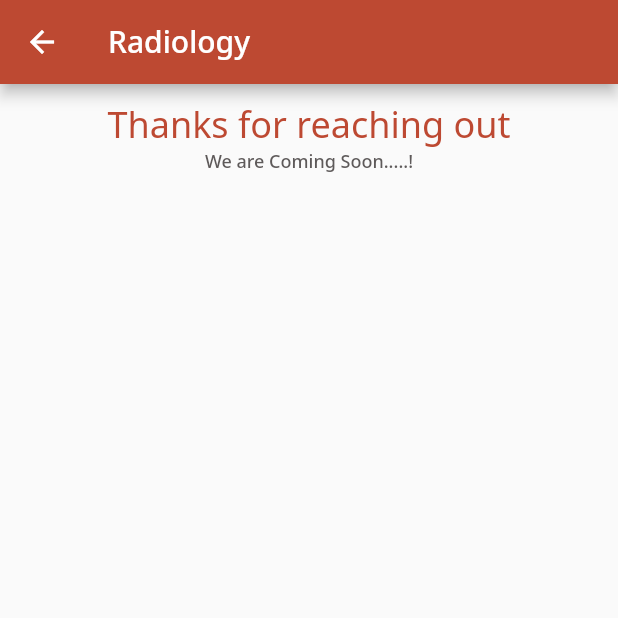
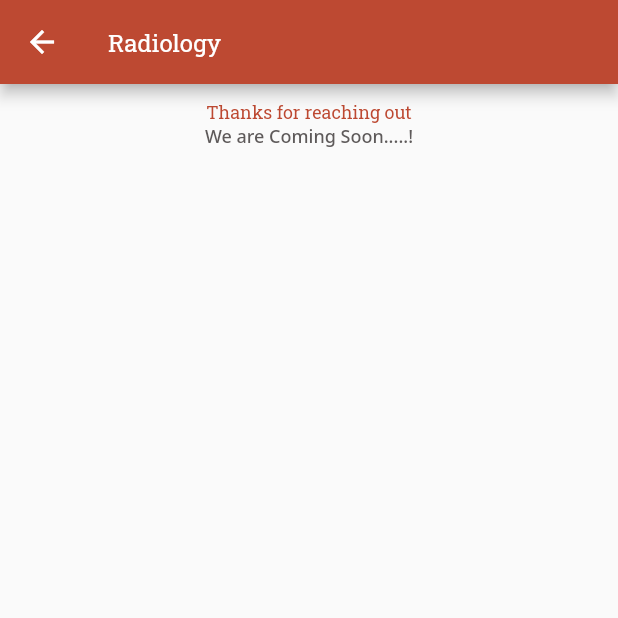
Before and after one commit to vineeth862/SampleApplication, a Flutter app: the DoctorConsultation screen opened directly, on a phone screen of 412 x 824 dp, the top half of it. Run offline on Flutter 3.47's test engine with Material 2 defaults, Android fonts, the phone set to English and light mode, and no system bars; our stand-ins replace badges, carousel_indicator, carousel_slider, cloud_firestore, firebase_auth, firebase_core and 12 more; missing offline and left inert: countries_flag, dart:ffi, open_street_map_search_and_pick, telephony; accounts and stored records are empty; network calls fail.

Commit message:
Font Sizes Changes Done

```diff
--- a/lib/src/screens/Home/doctor_consultation.dart/doctorConsultation.dart
+++ b/lib/src/screens/Home/doctor_consultation.dart/doctorConsultation.dart
@@ -7,7 +7,14 @@ class DoctorConsultation extends StatelessWidget {
   Widget build(BuildContext context) {
     return SafeArea(
         child: Scaffold(
-      appBar: AppBar(title: const Text("Radiology")),
+      appBar: AppBar(
+          title: Text(
+        "Radiology",
+        style: Theme.of(context)
+            .textTheme
+            .headlineMedium!
+            .copyWith(color: Theme.of(context).colorScheme.onPrimary),
+      )),
       body: Column(
         crossAxisAlignment: CrossAxisAlignment.start,
         children: [
--- a/lib/src/screens/Home/order_tracker/orderTracker_home.dart
+++ b/lib/src/screens/Home/order_tracker/orderTracker_home.dart
@@ -201,7 +201,7 @@ class _OrderTrackerHomeState extends State<OrderTrackerHome> {
                                                 softWrap: true,
                                                 style: Theme.of(context)
                                                     .textTheme
-                                                    .headlineMedium,
+                                                    .headlineSmall,
                                               ),
                                             ),
                                             // Spacer(),
@@ -253,7 +253,7 @@ class _OrderTrackerHomeState extends State<OrderTrackerHome> {
                                         "Booked Items",
                                         style: Theme.of(context)
                                             .textTheme
-                                            .headlineMedium,
+                                            .headlineSmall,
                                       ),
                                     ),
                                     ...getBookedItems(index),
--- a/lib/src/utils/helper_widgets/test_card.dart
+++ b/lib/src/utils/helper_widgets/test_card.dart
@@ -114,7 +114,7 @@ class TestCardWidget extends StatelessWidget {
                             maxLines: 1,
                             overflow: TextOverflow.ellipsis,
                             softWrap: true,
-                            style: Theme.of(context).textTheme.headlineMedium,
+                            style: Theme.of(context).textTheme.headlineSmall,
                           ),
                           Text(
                             "NABL",
@@ -139,7 +139,7 @@ class TestCardWidget extends StatelessWidget {
                       children: [
                         Text(
                           isTest ? "Test :" : "Lab :",
-                          style: Theme.of(context).textTheme.headlineMedium,
+                          style: Theme.of(context).textTheme.headlineSmall,
                         )
                       ],
                     ),
--- a/lib/src/utils/themes/themedata.dart
+++ b/lib/src/utils/themes/themedata.dart
@@ -28,6 +28,8 @@ final ThemeData theme = ThemeData(
   textTheme: TextTheme(
     headlineMedium: GoogleFonts.robotoSlab(
         fontSize: 16, color: Color.fromARGB(255, 32, 32, 32)),
+    headlineSmall: GoogleFonts.robotoSlab(
+        fontSize: 12, color: Color.fromARGB(255, 32, 32, 32)),
     bodyMedium: GoogleFonts.notoSans(
         fontSize: 10, color: Color.fromARGB(255, 90, 89, 89)),
     bodyLarge: GoogleFonts.notoSans(
```
Also changed, not shown: lib/src/screens/Home/explore/Search/Cards/card_detail_page.dart (+34 -21 lines), lib/src/screens/Home/radiology/radiology.dart (+6 -1 lines).
